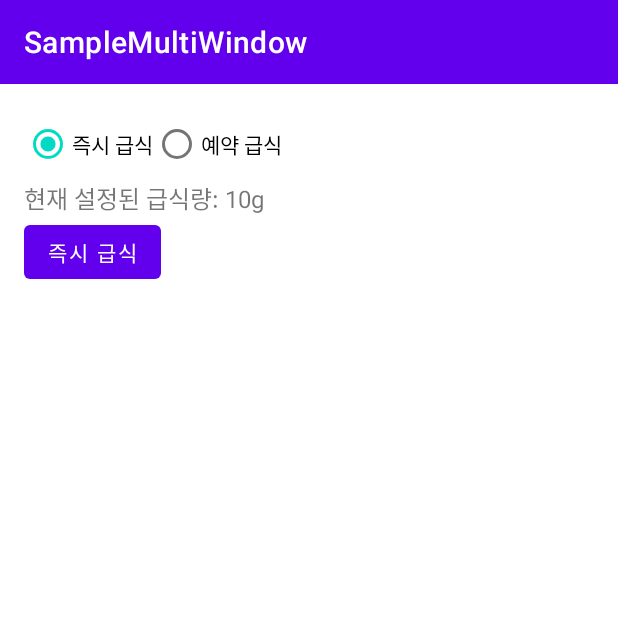
After one commit to vbnmopas/PetTrainer_Pro, an Android app: the FeedActivity screen opened directly, with no data from a screen before it, on a phone screen of 412 x 824 dp, the top half of it. The commit adds this screen. Run offline under Robolectric (Android 15) with nearby library versions, the light colour scheme and no system bars.

Commit message:
250322 즉시/예약 배식 시스템 설정 완료

```diff
--- a/app/src/main/AndroidManifest.xml
+++ b/app/src/main/AndroidManifest.xml
@@ -8,7 +8,9 @@
     <uses-feature android:name="android.hardware.camera.any" />
     <uses-permission android:name="android.permission.INTERNET"/>
     <uses-permission android:name="android.permission.ACCESS_NETWORK_STATE"/>
+    <uses-permission android:name="android.permission.RECORD_AUDIO"/>
     <uses-permission android:name="android.permission.RECORD_AUDIO" />
+
 
 
     <application
@@ -44,6 +46,7 @@
         <!--20250316-->
         <activity android:name=".RecordActivity" />
         <activity android:name=".TrainActivity" />
+        <activity android:name=".FeedActivity" />
 
     </application>
 
--- /dev/null
+++ b/app/src/main/java/org/techtown/multiwindow/FeedActivity.kt
@@ -0,0 +1,144 @@
+package org.techtown.multiwindow
+
+import android.content.Context
+import android.content.SharedPreferences
+import android.os.Bundle
+import android.util.Log
+import android.view.View
+import android.widget.*
+import androidx.appcompat.app.AlertDialog
+import androidx.appcompat.app.AppCompatActivity
+
+class FeedActivity  : AppCompatActivity() {
+
+    private lateinit var radioGroup: RadioGroup
+    private lateinit var instantFeedLayout: LinearLayout
+    private lateinit var scheduleFeedLayout: LinearLayout
+    private lateinit var btnFeedNow: Button
+    private lateinit var btnSetSchedule: Button
+    private lateinit var timePicker: TimePicker
+    private lateinit var seekBarAmount: SeekBar
+    private lateinit var textViewAmount: TextView
+    private lateinit var textViewCurrentAmount: TextView  // 🔹 추가된 텍스트뷰 (현재 급식량 표시)
+
+    private lateinit var sharedPref: SharedPreferences  // 🔹 SharedPreferences 선언
+
+
+
+    override fun onCreate(savedInstanceState: Bundle?) {
+        super.onCreate(savedInstanceState)
+        setContentView(R.layout.activity_feed)
+
+
+        // UI 요소 연결
+        radioGroup = findViewById(R.id.radioGroup)
+        instantFeedLayout = findViewById(R.id.instantFeedLayout)
+        scheduleFeedLayout = findViewById(R.id.scheduleFeedLayout)
+        btnFeedNow = findViewById(R.id.btnFeedNow)
+        btnSetSchedule = findViewById(R.id.btnSetSchedule)
+        timePicker = findViewById(R.id.timePicker)
+        seekBarAmount = findViewById(R.id.seekBarAmount)
+        textViewAmount = findViewById(R.id.textViewAmount)
+        // 🔹 반드시 findViewById로 초기화!
+        textViewCurrentAmount = findViewById(R.id.textViewCurrentAmount1)
+
+        // 🔹 SharedPreferences 초기화 (이걸 추가해야 오류 해결됨!)
+        sharedPref = getSharedPreferences("FeederPrefs", Context.MODE_PRIVATE)
+
+        // 🔹 이전 급식량 불러오기 (기본값: 10g)
+        val lastFeedAmount = sharedPref.getInt("last_feed_amount", 10)
+        seekBarAmount.progress = lastFeedAmount
+        // 급식량 표시
+        textViewAmount.text = "급식량: ${lastFeedAmount}g"
+        textViewCurrentAmount.text = "현재 설정된 급식량: ${lastFeedAmount}g"  // 🔹 추가된 안내 문구
+
+
+
+        // 라디오 버튼 변경 이벤트 (즉시/예약 UI 전환)
+        radioGroup.setOnCheckedChangeListener { _, checkedId ->
+            if (checkedId == R.id.radioInstant) {
+                instantFeedLayout.visibility = View.VISIBLE
+                scheduleFeedLayout.visibility = View.GONE
+
+                // 즉시 급식이 선택된 경우 텍스트로 급식량을 화면에 표시
+                val currentFeedAmount = seekBarAmount.progress
+                textViewCurrentAmount.text = "현재 설정된 급식량: ${currentFeedAmount}g"
+            } else {
+                instantFeedLayout.visibility = View.GONE
+                scheduleFeedLayout.visibility = View.VISIBLE
+            }
+        }
+
+
+        // SeekBar(급식량 설정) 이벤트
+        seekBarAmount.setOnSeekBarChangeListener(object : SeekBar.OnSeekBarChangeListener {
+            override fun onProgressChanged(seekBar: SeekBar?, progress: Int, fromUser: Boolean) {
+                textViewAmount.text = "급식량: ${progress}g"
+                textViewCurrentAmount.text = "현재 설정된 급식량: ${progress}g"  // 🔹 변경된 급식량 반영
+            }
+
+            override fun onStartTrackingTouch(seekBar: SeekBar?) {}
+            override fun onStopTrackingTouch(seekBar: SeekBar?) {
+                saveFeedAmount(seekBar?.progress ?: 10)  // 🔹 급식량 저장
+            }
+        })
+
+        // 즉시 급식 버튼 클릭 이벤트
+        btnFeedNow.setOnClickListener {
+            val currentFeedAmount = seekBarAmount.progress  // 🔹 현재 설정된 급식량 가져오기
+            Toast.makeText(this, "${currentFeedAmount}g을 배식합니다.", Toast.LENGTH_SHORT).show()
+            sendFeedCommand("immediate", currentFeedAmount)  // 🔹 최신 급식량 반영
+            showCompletionDialog()  // 완료 메시지 출력
+        }
+
+
+        // 예약 급식 버튼 클릭 이벤트
+        btnSetSchedule.setOnClickListener {
+            val hour = timePicker.hour
+            val minute = timePicker.minute
+            val amount = seekBarAmount.progress
+            sendFeedCommand("schedule", amount, hour, minute)
+            showScheduleCompletionDialog()    // 완료 메시지 출력
+        }
+    }
+
+    // MQTT 또는 HTTP로 명령 전송하는 함수
+    private fun sendFeedCommand(mode: String, amount: Int, hour: Int = 0, minute: Int = 0) {
+        val message = if (mode == "immediate") {
+            "feed_now"
+        } else {
+            "schedule_feed:$hour:$minute:$amount"
+        }
+
+        // TODO: MQTT 또는 HTTP를 사용하여 ESP32로 메시지 전송
+        Log.d("Feeder", "보낼 메시지: $message")
+
+    }
+
+    // 배식 완료 메시지 출력하는 함수
+    private fun showCompletionDialog() {
+        AlertDialog.Builder(this)
+            .setTitle("배식 완료")
+            .setMessage("배식이 완료되었습니다!")
+            .setPositiveButton("확인") { dialog, _ ->
+                dialog.dismiss()  // 다이얼로그 닫기
+            }
+            .show()
+    }
+
+    // 예약 완료 다이얼로그 메시지 출력하는 함수
+    private fun showScheduleCompletionDialog() {
+        AlertDialog.Builder(this)
+            .setTitle("예약 완료")
+            .setMessage("예약이 완료되었습니다!")
+            .setPositiveButton("확인") { dialog, _ ->
+                dialog.dismiss()  // 다이얼로그 닫기
+            }
+            .show()
+    }
+
+    // 🔹 마지막 급식량 저장 함수
+    private fun saveFeedAmount(amount: Int) {
+        sharedPref.edit().putInt("last_feed_amount", amount).apply()
+    }
+}
--- a/app/src/main/java/org/techtown/multiwindow/RecordActivity.kt
+++ b/app/src/main/java/org/techtown/multiwindow/RecordActivity.kt
@@ -189,9 +189,4 @@ class RecordActivity: AppCompatActivity() {
 
 
 
-
-
-
-
-
 }
--- /dev/null
+++ b/app/src/main/res/layout/activity_feed.xml
@@ -0,0 +1,101 @@
+<?xml version="1.0" encoding="utf-8"?>
+<androidx.constraintlayout.widget.ConstraintLayout
+    xmlns:android="http://schemas.android.com/apk/res/android"
+    xmlns:app="http://schemas.android.com/apk/res-auto"
+    android:layout_width="match_parent"
+    android:layout_height="match_parent"
+    android:padding="16dp">
+
+    <!-- 급식 모드 선택 (즉시 급식 / 예약 급식) -->
+    <RadioGroup
+        android:id="@+id/radioGroup"
+        android:layout_width="wrap_content"
+        android:layout_height="wrap_content"
+        android:orientation="horizontal"
+        app:layout_constraintTop_toTopOf="parent"
+        app:layout_constraintStart_toStartOf="parent">
+
+        <RadioButton
+            android:id="@+id/radioInstant"
+            android:layout_width="wrap_content"
+            android:layout_height="wrap_content"
+            android:text="즉시 급식"
+            android:checked="true"/>
+
+        <RadioButton
+            android:id="@+id/radioSchedule"
+            android:layout_width="wrap_content"
+            android:layout_height="wrap_content"
+            android:text="예약 급식"/>
+    </RadioGroup>
+
+    <!-- 즉시 급식 UI -->
+    <LinearLayout
+        android:id="@+id/instantFeedLayout"
+        android:layout_width="match_parent"
+        android:layout_height="wrap_content"
+        android:orientation="vertical"
+        app:layout_constraintTop_toBottomOf="@id/radioGroup"
+        app:layout_constraintStart_toStartOf="parent"
+        android:visibility="visible">
+
+        <TextView
+            android:id="@+id/textViewCurrentAmount1"
+            android:layout_width="wrap_content"
+            android:layout_height="wrap_content"
+            android:text="현재 설정된 급식량: 10g"
+            android:textSize="16sp"/>
+
+        <Button
+            android:id="@+id/btnFeedNow"
+            android:layout_width="wrap_content"
+            android:layout_height="wrap_content"
+            android:text="즉시 급식"/>
+    </LinearLayout>
+
+    <!-- 예약 급식 UI -->
+    <LinearLayout
+        android:id="@+id/scheduleFeedLayout"
+        android:layout_width="match_parent"
+        android:layout_height="wrap_content"
+        android:orientation="vertical"
+        app:layout_constraintTop_toBottomOf="@id/radioGroup"
+        app:layout_constraintStart_toStartOf="parent"
+        android:visibility="gone">
+
+        <!-- 시간 설정 -->
+        <TimePicker
+            android:id="@+id/timePicker"
+            android:layout_width="wrap_content"
+            android:layout_height="wrap_content"
+            android:timePickerMode="spinner"/>
+
+        <!-- 급식량 설정 -->
+        <TextView
+            android:id="@+id/textViewAmount"
+            android:layout_width="wrap_content"
+            android:layout_height="wrap_content"
+            android:text="급식량: 50g"
+            android:textSize="16sp"
+            android:layout_marginTop="8dp"/>
+
+        <SeekBar
+            android:id="@+id/seekBarAmount"
+            android:layout_width="match_parent"
+            android:layout_height="wrap_content"
+            android:min="10"
+            android:max="500"
+            android:progress="50"/>
+
+
+
+        <!-- 예약 설정 버튼 -->
+        <Button
+            android:id="@+id/btnSetSchedule"
+            android:layout_width="wrap_content"
+            android:layout_height="wrap_content"
+            android:text="예약 설정"/>
+
+    </LinearLayout>
+
+</androidx.constraintlayout.widget.ConstraintLayout>
```
Also changed, not shown: app/src/main/java/org/techtown/multiwindow/MainActivity.kt (+32 -31 lines), app/src/main/java/org/techtown/multiwindow/WebViewActivity.kt (+8 -0 lines), app/src/main/res/layout/activity_main.xml (+23 -8 lines), app/src/main/res/layout/activity_webview.xml (+7 -0 lines).
